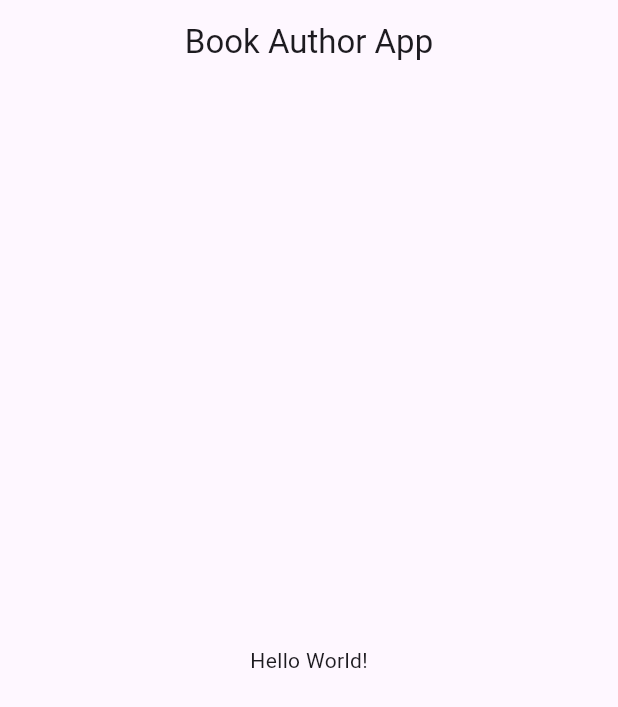
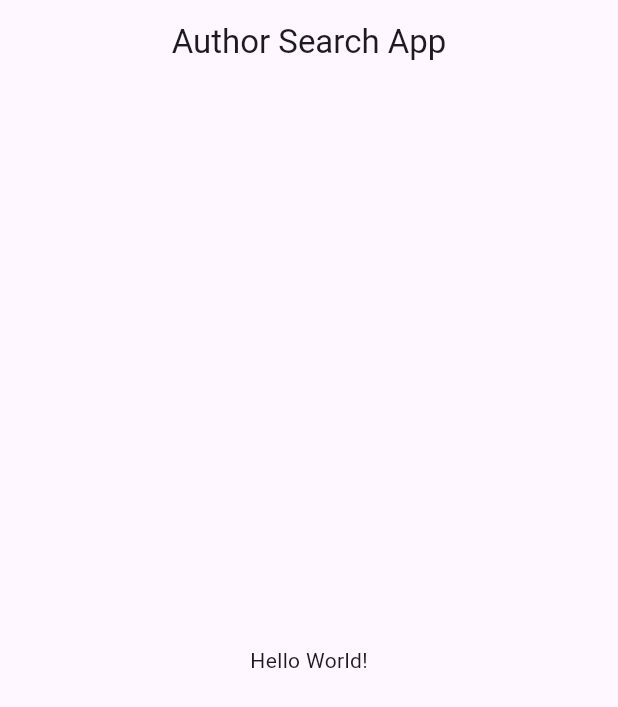
Before and after one commit to NavidFehren/realview_challenge, a Flutter app: the screen it shows after launch, on a phone screen of 412 x 824 dp. Shown: the top 707 px of the screen. Run offline on Flutter 3.47's test engine with Material 3 defaults, Android fonts, the phone set to English and light mode, and no system bars; our stand-ins replace flutter_bloc, get_it, injectable, logger; generated files the repository leaves out were written again.

Commit message:
Add localization to the project

```diff
--- /dev/null
+++ b/l10n.yaml
@@ -0,0 +1,5 @@
+arb-dir: lib/core/localization/l10n
+template-arb-file: app_en.arb
+output-localization-file: app_localizations.dart
+output-class: AppLocalizations
+nullable-getter: false
--- /dev/null
+++ b/lib/core/localization/l10n/app_de.arb
@@ -0,0 +1,6 @@
+{
+  "appTitle": "Author Suche App",
+  "@appTitle": {
+    "description": "The title of the application"
+  }
+}
--- /dev/null
+++ b/lib/core/localization/l10n/app_en.arb
@@ -0,0 +1,6 @@
+{
+  "appTitle": "Author Search App",
+  "@appTitle": {
+    "description": "The title of the application"
+  }
+}
--- a/lib/main.dart
+++ b/lib/main.dart
@@ -3,9 +3,10 @@ import 'package:flutter_bloc/flutter_bloc.dart';
 import 'package:realview_challenge/core/bloc/app_bloc_observer.dart';
 import 'package:realview_challenge/core/di/injection.dart';
 import 'package:realview_challenge/core/theme/app_theme.dart';
+import 'package:flutter_gen/gen_l10n/app_localizations.dart';
+import 'package:realview_challenge/presentation/pages/author_search_page.dart';
 
 void main() {
-
   // Ensure Flutter binding is initialized
   WidgetsFlutterBinding.ensureInitialized();
 
@@ -25,14 +26,9 @@ class MainApp extends StatelessWidget {
   Widget build(BuildContext context) {
     return MaterialApp(
       theme: getIt<AppTheme>().theme,
-      home: Scaffold(
-        appBar: AppBar(
-          title: const Text('Book Author App'),
-        ),
-        body: Center(
-          child: Text('Hello World!'),
-        ),
-      ),
+      localizationsDelegates: AppLocalizations.localizationsDelegates,
+      supportedLocales: AppLocalizations.supportedLocales,
+      home: AuthorSearchPage(),
     );
   }
 }
--- /dev/null
+++ b/lib/presentation/pages/author_search_page.dart
@@ -0,0 +1,14 @@
+import 'package:flutter/material.dart';
+import 'package:realview_challenge/core/localization/app_localizations_extension.dart';
+
+class AuthorSearchPage extends StatelessWidget {
+  const AuthorSearchPage({super.key});
+
+  @override
+  Widget build(BuildContext context) {
+    return Scaffold(
+        appBar: AppBar(title: Text(context.l10n.appTitle)),
+        body: Center(child: Text('Hello World!')),
+      );
+  }
+}
--- a/pubspec.yaml
+++ b/pubspec.yaml
@@ -21,6 +21,11 @@ dependencies:
   flutter_bloc: ^9.1.0
   bloc: ^9.0.0
 
+  # Localizations
+  flutter_localizations:
+    sdk: flutter
+  intl: ^0.19.0
+
 dev_dependencies:
   flutter_test:
     sdk: flutter
@@ -33,3 +38,4 @@ dev_dependencies:
 
 flutter:
   uses-material-design: true
+  generate: true
```
Also changed, not shown: lib/core/localization/app_localizations_extension.dart (added, +8 -0 lines), pubspec.lock.
